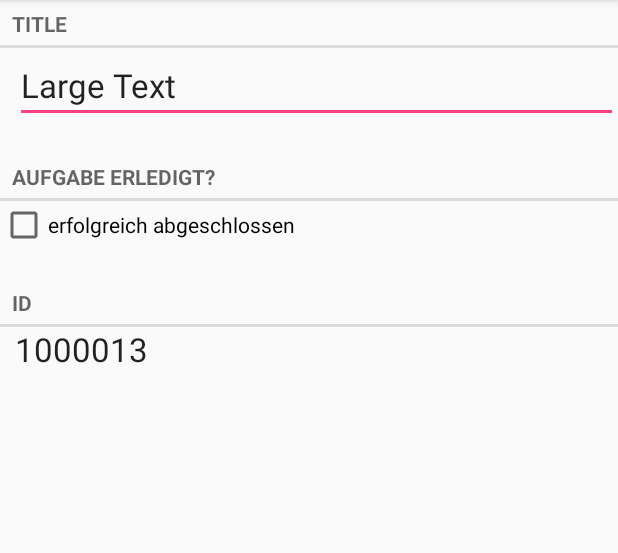
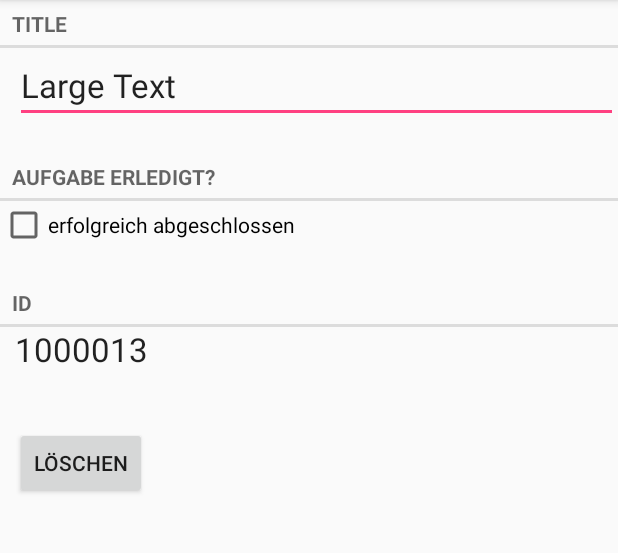
Before and after one commit to ScreamFD/todoDB, an Android app: the fragment TodoFragment shown on its own in the app's theme, on a phone screen of 412 x 824 dp, the part 84-637 px from its top. Run offline under Robolectric (Android 15) with nearby library versions, the phone set to English and light mode, and no system bars; 4 statements that could not run were skipped.

```diff
--- a/app/src/main/java/de/lamber/sascha/tododb/TodoFragment.java
+++ b/app/src/main/java/de/lamber/sascha/tododb/TodoFragment.java
@@ -2,12 +2,14 @@ package de.lamber.sascha.tododb;
 
 
 import android.os.Bundle;
+import android.provider.BaseColumns;
 import android.support.v4.app.Fragment;
 import android.text.Editable;
 import android.text.TextWatcher;
 import android.view.LayoutInflater;
 import android.view.View;
 import android.view.ViewGroup;
+import android.widget.Button;
 import android.widget.CheckBox;
 import android.widget.CompoundButton;
 import android.widget.EditText;
@@ -23,6 +25,7 @@ public class TodoFragment extends Fragment {
     private EditText todoTitle;
     private CheckBox isDone;
     private TextView todoId;
+    private Button deleteButton;
 
     public TodoFragment() {
         // Required empty public constructor
@@ -87,6 +90,15 @@ public class TodoFragment extends Fragment {
         todoId = (TextView) view.findViewById(R.id.todoId);
         todoId.setText(String.valueOf(aufgabe.getId()));
 
+        deleteButton = (Button) view.findViewById(R.id.deleteButton);
+        deleteButton.setOnClickListener(new View.OnClickListener() {
+            @Override
+            public void onClick(View v) {
+                TodoDB.getInstance(view.getContext()).delete(aufgabe);
+                getActivity().finish();
+            }
+        });
+
         return view;
     }
 
--- a/app/src/main/res/layout/fragment_todo.xml
+++ b/app/src/main/res/layout/fragment_todo.xml
@@ -65,4 +65,14 @@
         android:layout_alignParentStart="true"
         android:layout_marginLeft="10dp" />
 
+    <Button
+        android:layout_width="wrap_content"
+        android:layout_height="wrap_content"
+        android:text="Löschen"
+        android:id="@+id/deleteButton"
+        android:layout_below="@+id/todoId"
+        android:layout_alignLeft="@+id/todoId"
+        android:layout_alignStart="@+id/todoId"
+        android:layout_marginTop="37dp"/>
+
 </RelativeLayout>
```
Also changed, not shown: app/src/main/java/de/lamber/sascha/tododb/MainActivity.java (+7 -4 lines), app/src/main/java/de/lamber/sascha/tododb/TodoDB.java (+15 -1 lines).
